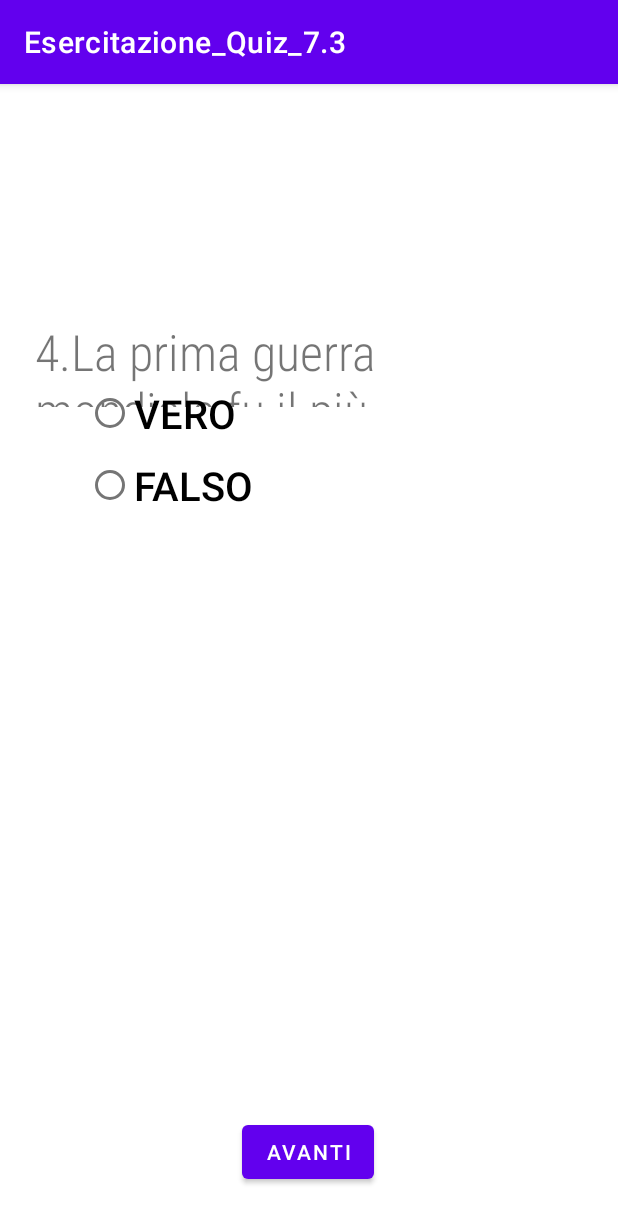
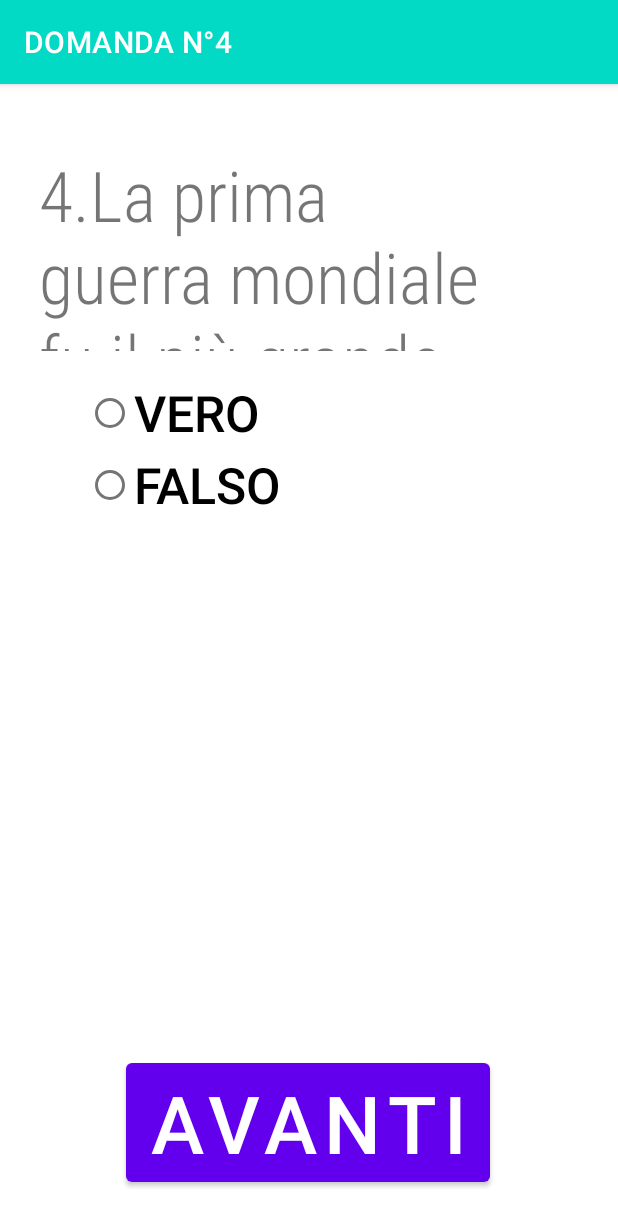
Before and after one commit to DaviLenti/Quiz_Verifica_ITS_2021, an Android app: the MainActivity_quarta_pagina_domanda screen opened directly, with no data from a screen before it, on a phone screen of 412 x 824 dp. Shown: the top 1226 px of the screen. Run offline under Robolectric (Android 15) with nearby library versions, the phone set to English and light mode, and no system bars.

Commit message:
miglioramento estetico

```diff
--- a/app/src/main/java/com/example/esercitazione_quiz_73/MainActivity.java
+++ b/app/src/main/java/com/example/esercitazione_quiz_73/MainActivity.java
@@ -18,7 +18,7 @@ public class MainActivity extends AppCompatActivity {
         setContentView(R.layout.activity_main);
         Button Button_Pagina_Iniziale= findViewById(R.id.button_Pagina_Iniziale);
         getSupportActionBar().setBackgroundDrawable(new ColorDrawable(getResources().getColor(R.color.teal_200)));
-
+        this.setTitle("QUIZ DI STORIA");
         Button_Pagina_Iniziale.setOnClickListener(new View.OnClickListener() {
             @Override
             public void onClick(View v) {
--- a/app/src/main/java/com/example/esercitazione_quiz_73/MainActivity2_nona_pagina_domanda.java
+++ b/app/src/main/java/com/example/esercitazione_quiz_73/MainActivity2_nona_pagina_domanda.java
@@ -3,6 +3,7 @@ package com.example.esercitazione_quiz_73;
 import androidx.appcompat.app.AppCompatActivity;
 
 import android.content.Intent;
+import android.graphics.drawable.ColorDrawable;
 import android.media.MediaPlayer;
 import android.os.Bundle;
 import android.view.View;
@@ -20,7 +21,8 @@ public class MainActivity2_nona_pagina_domanda extends AppCompatActivity {
         CheckBox Risposta_3= findViewById(R.id.risp3_nona_domanda);
         CheckBox Risposta_4= findViewById(R.id.risp4_nona_domanda);
         Button Button_next_nona_pagina = findViewById(R.id.button_Next_nona_Pagina);
-
+        getSupportActionBar().setBackgroundDrawable(new ColorDrawable(getResources().getColor(R.color.teal_200)));
+        this.setTitle("DOMANDA N°8");
         Button_next_nona_pagina.setOnClickListener(new View.OnClickListener() {
             @Override
             public void onClick(View v) {
--- a/app/src/main/java/com/example/esercitazione_quiz_73/MainActivity_Punteggio_Finale.java
+++ b/app/src/main/java/com/example/esercitazione_quiz_73/MainActivity_Punteggio_Finale.java
@@ -3,6 +3,7 @@ package com.example.esercitazione_quiz_73;
 import androidx.appcompat.app.AppCompatActivity;
 
 import android.content.Intent;
+import android.graphics.drawable.ColorDrawable;
 import android.media.MediaPlayer;
 import android.os.Bundle;
 import android.view.View;
@@ -22,6 +23,8 @@ public class MainActivity_Punteggio_Finale extends AppCompatActivity {
         TextView text_variabile= findViewById(R.id.textView_punteggio_varibile);
         TextView text_frase_variabile= findViewById(R.id.textView_frase_variabile);
         text_variabile.setText(strI);
+        getSupportActionBar().setBackgroundDrawable(new ColorDrawable(getResources().getColor(R.color.teal_200)));
+        this.setTitle("PUNTEGGIO FINALE");
 
         if(MainActivity_prima_pagina_domanda.Punteggio.val_pt==0){
             text_frase_variabile.setText("Non hai indovinato nessuna domanda!Riprova!");
@@ -34,7 +37,7 @@ public class MainActivity_Punteggio_Finale extends AppCompatActivity {
             mp_sad2.start();
 
         }
-        if(MainActivity_prima_pagina_domanda.Punteggio.val_pt>=5&&MainActivity_prima_pagina_domanda.Punteggio.val_pt<=10){
+        if(MainActivity_prima_pagina_domanda.Punteggio.val_pt>5&&MainActivity_prima_pagina_domanda.Punteggio.val_pt<=10){
             text_frase_variabile.setText("Accidenti, eri quasi riuscito ad arrivare al massimo punteggio");
             final MediaPlayer mp_aww= MediaPlayer.create(this, R.raw.aww_sound_effects);
             mp_aww.start();
--- a/app/src/main/java/com/example/esercitazione_quiz_73/MainActivity_ottava_pagina_domanda.java
+++ b/app/src/main/java/com/example/esercitazione_quiz_73/MainActivity_ottava_pagina_domanda.java
@@ -3,6 +3,7 @@ package com.example.esercitazione_quiz_73;
 import androidx.appcompat.app.AppCompatActivity;
 
 import android.content.Intent;
+import android.graphics.drawable.ColorDrawable;
 import android.os.Bundle;
 import android.view.View;
 import android.widget.Button;
@@ -22,7 +23,8 @@ public class MainActivity_ottava_pagina_domanda extends AppCompatActivity {
         CheckBox Risposta_3= findViewById(R.id.risp3_ottava_domanda);
         CheckBox Risposta_4= findViewById(R.id.risp4_ottava_domanda);
         Button Button_next_ottava_pagina = findViewById(R.id.button_Next_ottava_Pagina);
-
+        getSupportActionBar().setBackgroundDrawable(new ColorDrawable(getResources().getColor(R.color.teal_200)));
+        this.setTitle("DOMANDA N°7");
         Button_next_ottava_pagina.setOnClickListener(new View.OnClickListener() {
             @Override
             public void onClick(View v) {
--- a/app/src/main/java/com/example/esercitazione_quiz_73/MainActivity_prima_pagina_domanda.java
+++ b/app/src/main/java/com/example/esercitazione_quiz_73/MainActivity_prima_pagina_domanda.java
@@ -4,6 +4,7 @@ import androidx.appcompat.app.AppCompatActivity;
 
 import android.annotation.SuppressLint;
 import android.content.Intent;
+import android.graphics.drawable.ColorDrawable;
 import android.os.Bundle;
 import android.view.View;
 import android.widget.Button;
@@ -25,7 +26,8 @@ public class MainActivity_prima_pagina_domanda extends AppCompatActivity {
         RadioButton Risp_4_prima_domanda= findViewById(R.id.risp4_prima_domanda);
         Button Button_next_prima_pagina = findViewById(R.id.button_Next_prima_Pagina);
         RadioGroup radiogroup= findViewById(R.id.radiogroupprimapagina);
-
+        getSupportActionBar().setBackgroundDrawable(new ColorDrawable(getResources().getColor(R.color.teal_200)));
+        this.setTitle("DOMANDA N°1");
         Button_next_prima_pagina.setOnClickListener(new View.OnClickListener() {
             @Override
             public void onClick(View v) {
--- a/app/src/main/java/com/example/esercitazione_quiz_73/MainActivity_quarta_pagina_domanda.java
+++ b/app/src/main/java/com/example/esercitazione_quiz_73/MainActivity_quarta_pagina_domanda.java
@@ -3,6 +3,7 @@ package com.example.esercitazione_quiz_73;
 import androidx.appcompat.app.AppCompatActivity;
 
 import android.content.Intent;
+import android.graphics.drawable.ColorDrawable;
 import android.os.Bundle;
 import android.view.View;
 import android.widget.Button;
@@ -19,7 +20,8 @@ public class MainActivity_quarta_pagina_domanda extends AppCompatActivity {
         RadioButton Risposta_corretta_quarta_pagina= findViewById(R.id.risp1_quarta_domanda);
         Button Button_next_quarta_pagina = findViewById(R.id.button_Next_quarta_Pagina);
         RadioGroup radiogroup= findViewById(R.id.radiogroupquartapagina);
-
+        getSupportActionBar().setBackgroundDrawable(new ColorDrawable(getResources().getColor(R.color.teal_200)));
+        this.setTitle("DOMANDA N°4");
         Button_next_quarta_pagina.setOnClickListener(new View.OnClickListener() {
             @Override
             public void onClick(View v) {
--- a/app/src/main/java/com/example/esercitazione_quiz_73/MainActivity_quinta_pagina_domanda.java
+++ b/app/src/main/java/com/example/esercitazione_quiz_73/MainActivity_quinta_pagina_domanda.java
@@ -3,6 +3,7 @@ package com.example.esercitazione_quiz_73;
 import androidx.appcompat.app.AppCompatActivity;
 
 import android.content.Intent;
+import android.graphics.drawable.ColorDrawable;
 import android.os.Bundle;
 import android.view.View;
 import android.widget.Button;
@@ -19,7 +20,8 @@ public class MainActivity_quinta_pagina_domanda extends AppCompatActivity {
         RadioButton Risposta_corretta_quinta_pagina= findViewById(R.id.risp2_quinta_domanda);
         Button Button_next_quinta_pagina = findViewById(R.id.button_Next_quinta_Pagina);
         RadioGroup radiogroup= findViewById(R.id.radiogroupquintapagina);
-
+        getSupportActionBar().setBackgroundDrawable(new ColorDrawable(getResources().getColor(R.color.teal_200)));
+        this.setTitle("DOMANDA N°5");
         Button_next_quinta_pagina.setOnClickListener(new View.OnClickListener() {
             @Override
             public void onClick(View v) {
--- a/app/src/main/java/com/example/esercitazione_quiz_73/MainActivity_seconda_pagina_domanda.java
+++ b/app/src/main/java/com/example/esercitazione_quiz_73/MainActivity_seconda_pagina_domanda.java
@@ -3,6 +3,7 @@ package com.example.esercitazione_quiz_73;
 import androidx.appcompat.app.AppCompatActivity;
 
 import android.content.Intent;
+import android.graphics.drawable.ColorDrawable;
 import android.os.Bundle;
 import android.view.View;
 import android.widget.Button;
@@ -20,7 +21,8 @@ public class MainActivity_seconda_pagina_domanda extends AppCompatActivity {
         RadioButton Risposta_corretta_seconda_domanda= findViewById(R.id.risp2_seconda_domanda);
         Button Button_next_seconda_pagina = findViewById(R.id.button_Next_seconda_pagina);
         RadioGroup radiogroup= findViewById(R.id.radiogroupsecondapagina);
-
+        getSupportActionBar().setBackgroundDrawable(new ColorDrawable(getResources().getColor(R.color.teal_200)));
+        this.setTitle("SECONDA DOMANDA");
         Button_next_seconda_pagina.setOnClickListener(new View.OnClickListener() {
             @Override
             public void onClick(View v) {
--- a/app/src/main/java/com/example/esercitazione_quiz_73/MainActivity_sesta_pagina_domanda.java
+++ b/app/src/main/java/com/example/esercitazione_quiz_73/MainActivity_sesta_pagina_domanda.java
@@ -3,6 +3,7 @@ package com.example.esercitazione_quiz_73;
 import androidx.appcompat.app.AppCompatActivity;
 
 import android.content.Intent;
+import android.graphics.drawable.ColorDrawable;
 import android.os.Bundle;
 import android.view.View;
 import android.widget.Button;
@@ -19,7 +20,8 @@ public class MainActivity_sesta_pagina_domanda extends AppCompatActivity {
         RadioButton Risposta_corretta_sesta_pagina= findViewById(R.id.risp2_sesta_domanda);
         Button Button_next_sesta_pagina = findViewById(R.id.button_Next_sesta_Pagina);
         RadioGroup radiogroup= findViewById(R.id.radiogroupsestapagina);
-
+        getSupportActionBar().setBackgroundDrawable(new ColorDrawable(getResources().getColor(R.color.teal_200)));
+        this.setTitle("DOMANDA N°6");
         Button_next_sesta_pagina.setOnClickListener(new View.OnClickListener() {
             @Override
             public void onClick(View v) {
--- a/app/src/main/java/com/example/esercitazione_quiz_73/MainActivity_terza_pagina_domanda.java
+++ b/app/src/main/java/com/example/esercitazione_quiz_73/MainActivity_terza_pagina_domanda.java
@@ -3,6 +3,7 @@ package com.example.esercitazione_quiz_73;
 import androidx.appcompat.app.AppCompatActivity;
 
 import android.content.Intent;
+import android.graphics.drawable.ColorDrawable;
 import android.os.Bundle;
 import android.view.View;
 import android.widget.Button;
@@ -19,7 +20,8 @@ public class MainActivity_terza_pagina_domanda extends AppCompatActivity {
         RadioButton Risposta_corretta= findViewById(R.id.risp2_terza_domanda);
         Button Button_next_terza_pagina = findViewById(R.id.button_Next_terza_Pagina);
         RadioGroup radiogroup= findViewById(R.id.radiogroupterzapagina);
-
+        getSupportActionBar().setBackgroundDrawable(new ColorDrawable(getResources().getColor(R.color.teal_200)));
+        this.setTitle("DOMANDA N°3");
         Button_next_terza_pagina.setOnClickListener(new View.OnClickListener() {
             @Override
             public void onClick(View v) {
--- a/app/src/main/res/layout/activity_main.xml
+++ b/app/src/main/res/layout/activity_main.xml
@@ -25,6 +25,8 @@
         android:id="@+id/button_Pagina_Iniziale"
         android:layout_width="wrap_content"
         android:layout_height="wrap_content"
+        android:fontFamily="sans-serif-medium"
+        android:textSize="80px"
         android:text="INIZIA QUIZ"
         app:layout_constraintBottom_toBottomOf="parent"
         app:layout_constraintEnd_toEndOf="parent"
--- a/app/src/main/res/layout/activity_main_quarta_pagina_domanda.xml
+++ b/app/src/main/res/layout/activity_main_quarta_pagina_domanda.xml
@@ -8,17 +8,17 @@
 
     <TextView
         android:id="@+id/textView_quarta_pagina"
-        android:layout_width="321dp"
-        android:layout_height="59dp"
+        android:layout_width="343dp"
+        android:layout_height="135dp"
+        android:fontFamily="sans-serif-condensed-light"
         android:text="4.La prima guerra mondiale fu il più grande conflitto armato mai combattuto fino alla seconda guerra mondiale. "
-        android:textSize="50px"
-        android:fontFamily="sans-serif-condensed-light"
+        android:textSize="70px"
         app:layout_constraintBottom_toBottomOf="parent"
         app:layout_constraintEnd_toEndOf="parent"
-        app:layout_constraintHorizontal_bias="0.254"
+        app:layout_constraintHorizontal_bias="0.38"
         app:layout_constraintStart_toStartOf="parent"
         app:layout_constraintTop_toTopOf="parent"
-        app:layout_constraintVertical_bias="0.22" />
+        app:layout_constraintVertical_bias="0.067" />
 
     <RadioGroup
         android:id="@+id/radiogroupquartapagina"
@@ -42,7 +42,7 @@
             android:layout_height="wrap_content"
             android:checked="false"
             android:text="VERO"
-            android:textSize="40px"
+            android:textSize="50px"
             android:fontFamily="sans-serif-medium"
             app:layout_constraintEnd_toEndOf="parent"
             app:layout_constraintHorizontal_bias="0.016"
@@ -54,7 +54,7 @@
             android:layout_width="wrap_content"
             android:layout_height="wrap_content"
             android:text="FALSO"
-            android:textSize="40px"
+            android:textSize="50px"
             android:fontFamily="sans-serif-medium"
             app:layout_constraintEnd_toEndOf="parent"
             app:layout_constraintHorizontal_bias="0.016"
@@ -69,6 +69,7 @@
         android:layout_width="wrap_content"
         android:layout_height="wrap_content"
         android:text="Avanti"
+        android:textSize="80px"
         app:layout_constraintBottom_toBottomOf="parent"
         app:layout_constraintEnd_toEndOf="parent"
         app:layout_constraintHorizontal_bias="0.498"
```
Also changed, not shown: app/src/main/res/layout/activity_main__punteggio__finale.xml (+5 -4 lines), app/src/main/res/layout/activity_main_activity2_nona_pagina_domanda.xml (+7 -6 lines), app/src/main/res/layout/activity_main_ottava_pagina_domanda.xml (+6 -5 lines), app/src/main/res/layout/activity_main_prima_pagina_domanda.xml (+7 -6 lines), app/src/main/res/layout/activity_main_quinta_pagina_domanda.xml (+4 -3 lines), app/src/main/res/layout/activity_main_seconda_pagina_domanda.xml (+4 -3 lines), app/src/main/res/layout/activity_main_sesta_pagina_domanda.xml (+9 -8 lines), app/src/main/res/layout/activity_main_terza_pagina_domanda.xml (+6 -5 lines).
